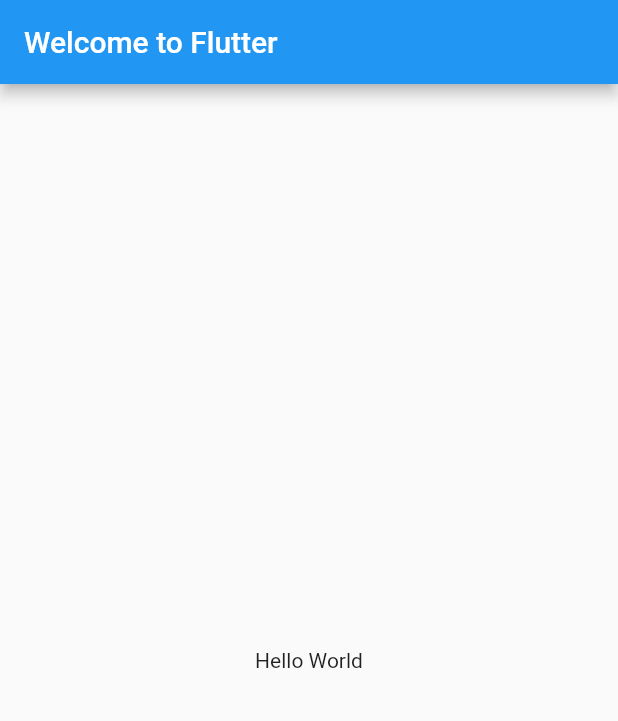
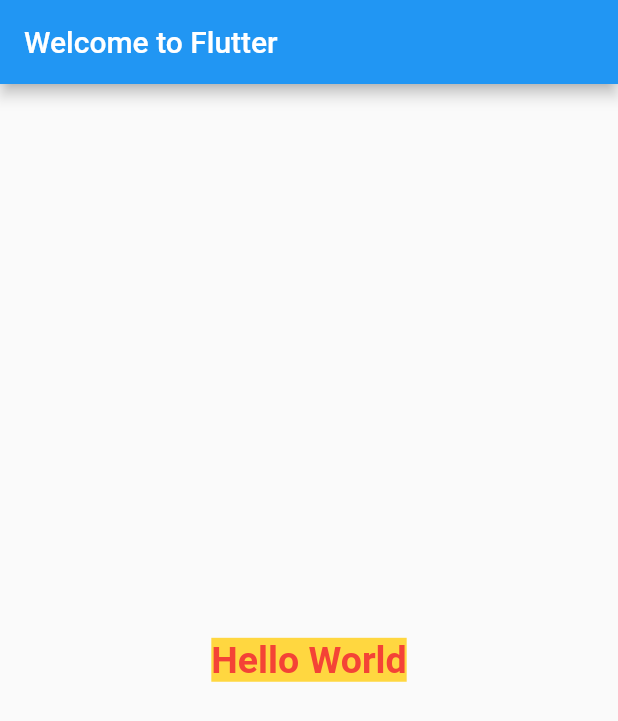
Before and after one commit to parimita15/flutterproject, a Flutter app: the screen it shows after launch, on a phone screen of 412 x 824 dp. Shown: the top 721 px of the screen. Run offline on Flutter 3.47's test engine with Material 2 defaults, Android fonts, the phone set to English and light mode, and no system bars.

Commit message:
colour commit

```diff
--- a/lib/main.dart
+++ b/lib/main.dart
@@ -17,7 +17,14 @@ class MyApp extends StatelessWidget {
           title: const Text('Welcome to Flutter'),
         ),
         body: const Center(
-          child: Text('Hello World'),
+          child: Text(
+            'Hello World',
+            style: TextStyle(
+                fontSize: 25,
+                color: Colors.red,
+                fontWeight: FontWeight.bold,
+                backgroundColor: Colors.amberAccent),
+          ),
         ),
       ),
     );
```
